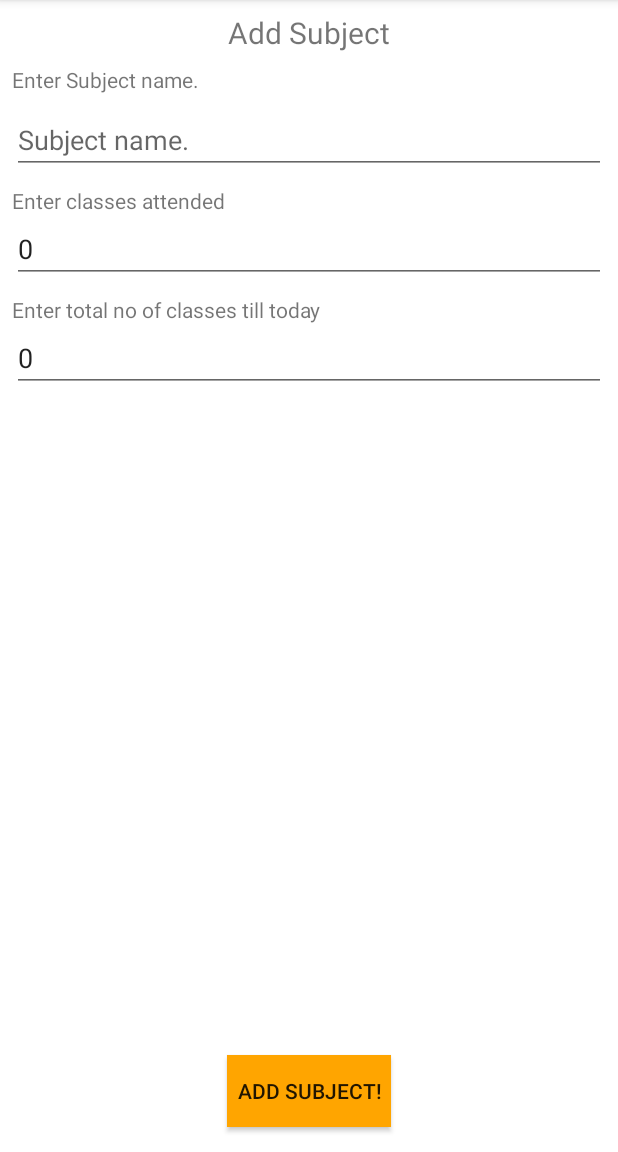
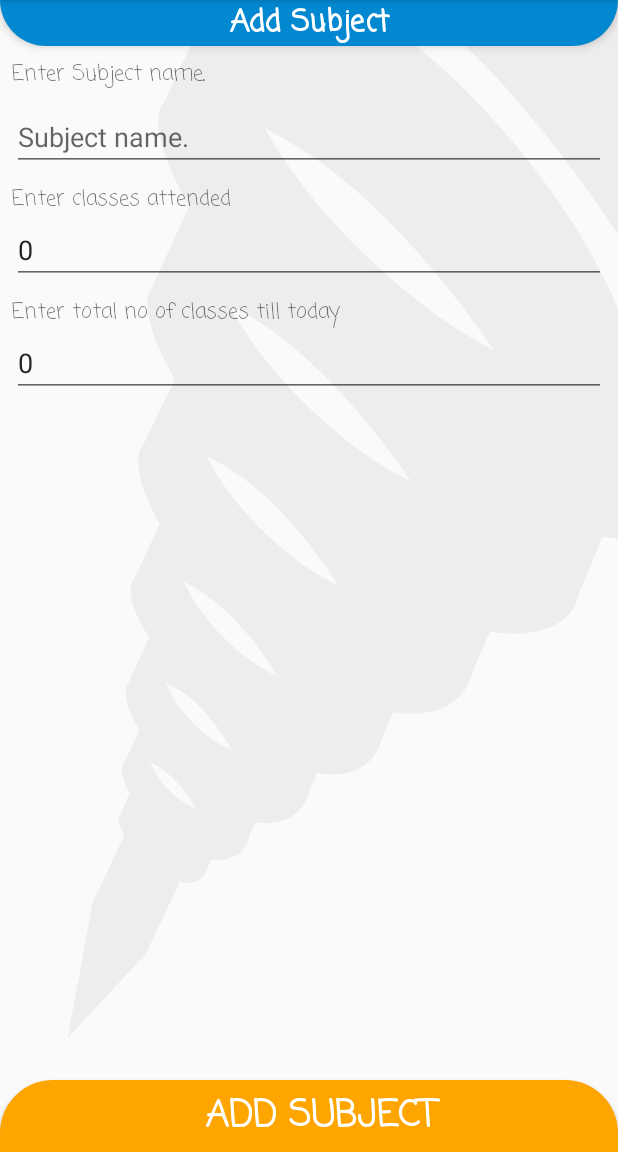
Before and after one commit to MiKinshu/SilverBook, an Android app: the fragment AddSub placed in its activity, on a phone screen of 412 x 824 dp, the part 84-1236 px from its top. Run offline under Robolectric (Android 15) with nearby library versions, the phone set to English and light mode, and no system bars; our stand-ins replace Firebase (no records; nobody signed in at launch, a user with empty details on screens opened directly); libraries missing offline, so code that uses them is left out: com.firebase.ui, com.github.mikephil.charting.

Commit message:
Improved ui for add subject

```diff
--- a/app/src/main/res/layout/fragment_add_sub.xml
+++ b/app/src/main/res/layout/fragment_add_sub.xml
@@ -3,20 +3,24 @@
 
 <androidx.constraintlayout.widget.ConstraintLayout xmlns:android="http://schemas.android.com/apk/res/android"
     xmlns:app="http://schemas.android.com/apk/res-auto"
+    xmlns:tools="http://schemas.android.com/tools"
     android:layout_width="match_parent"
     android:layout_height="match_parent"
-    android:background="@color/colorPrimaryLight">
+    android:background="@drawable/png_art"
+    android:backgroundTint="#9AE7E3E3">
 
     <TextView
         android:id="@+id/textView15"
         android:layout_width="0dp"
         android:layout_height="wrap_content"
-        android:layout_marginStart="8dp"
-        android:layout_marginTop="8dp"
-        android:layout_marginEnd="8dp"
+        android:background="@drawable/bg_useractivity"
+        android:elevation="4dp"
+        android:fontFamily="casual"
         android:gravity="center"
         android:text="Add Subject"
+        android:textColor="@android:color/white"
         android:textSize="20sp"
+        android:textStyle="bold"
         app:layout_constraintEnd_toEndOf="parent"
         app:layout_constraintHorizontal_bias="0.466"
         app:layout_constraintStart_toStartOf="parent"
@@ -29,6 +33,7 @@
         android:layout_marginStart="8dp"
         android:layout_marginTop="8dp"
         android:layout_marginEnd="8dp"
+        android:fontFamily="casual"
         android:text="Enter Subject name."
         app:layout_constraintBottom_toTopOf="@+id/ETaddsubname"
         app:layout_constraintEnd_toEndOf="parent"
@@ -59,6 +64,7 @@
         android:layout_marginStart="8dp"
         android:layout_marginTop="8dp"
         android:layout_marginEnd="8dp"
+        android:fontFamily="casual"
         android:text="Enter classes attended"
         app:layout_constraintBottom_toTopOf="@+id/ETaddsubpresent"
         app:layout_constraintEnd_toEndOf="parent"
@@ -88,6 +94,7 @@
         android:layout_marginStart="8dp"
         android:layout_marginTop="8dp"
         android:layout_marginEnd="8dp"
+        android:fontFamily="casual"
         android:text="Enter total no of classes till today"
         app:layout_constraintBottom_toTopOf="@+id/ETaddsubtotalclass"
         app:layout_constraintEnd_toEndOf="parent"
@@ -111,17 +118,19 @@
 
     <Button
         android:id="@+id/BTNaddsub"
-        android:layout_width="wrap_content"
+        android:layout_width="0dp"
         android:layout_height="wrap_content"
-        android:layout_marginStart="8dp"
         android:layout_marginTop="8dp"
-        android:layout_marginEnd="8dp"
-        android:layout_marginBottom="8dp"
-        android:background="@color/colorButtons"
-        android:text="  Add Subject!  "
+        android:background="@drawable/round_button"
+        android:elevation="4dp"
+        android:fontFamily="casual"
+        android:text="  Add Subject"
+        android:textColor="@android:color/white"
+        android:textSize="24sp"
+        android:textStyle="bold"
         app:layout_constraintBottom_toBottomOf="parent"
         app:layout_constraintEnd_toEndOf="parent"
         app:layout_constraintStart_toStartOf="parent"
         app:layout_constraintTop_toBottomOf="@+id/ETaddsubtotalclass"
-        app:layout_constraintVertical_bias="0.98" />
+        app:layout_constraintVertical_bias="1.0" />
 </androidx.constraintlayout.widget.ConstraintLayout>
```
Also changed, not shown: app/src/main/res/drawable/png_art.png (added).
